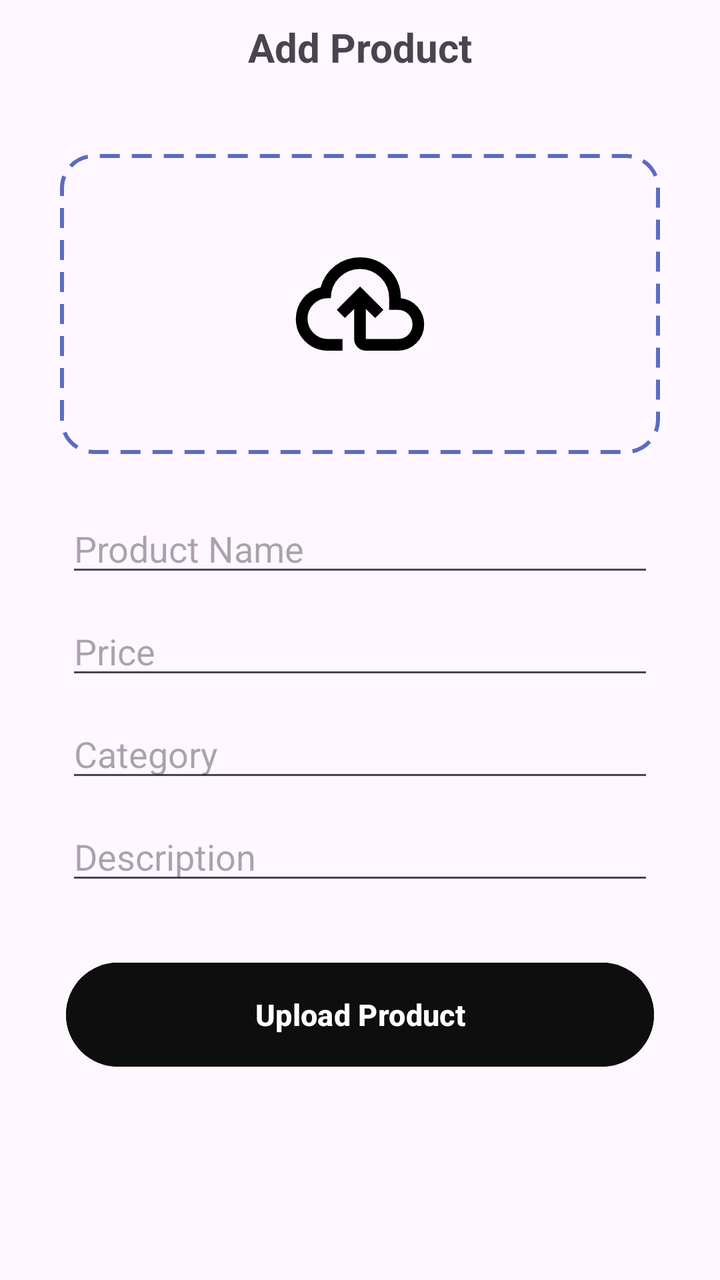
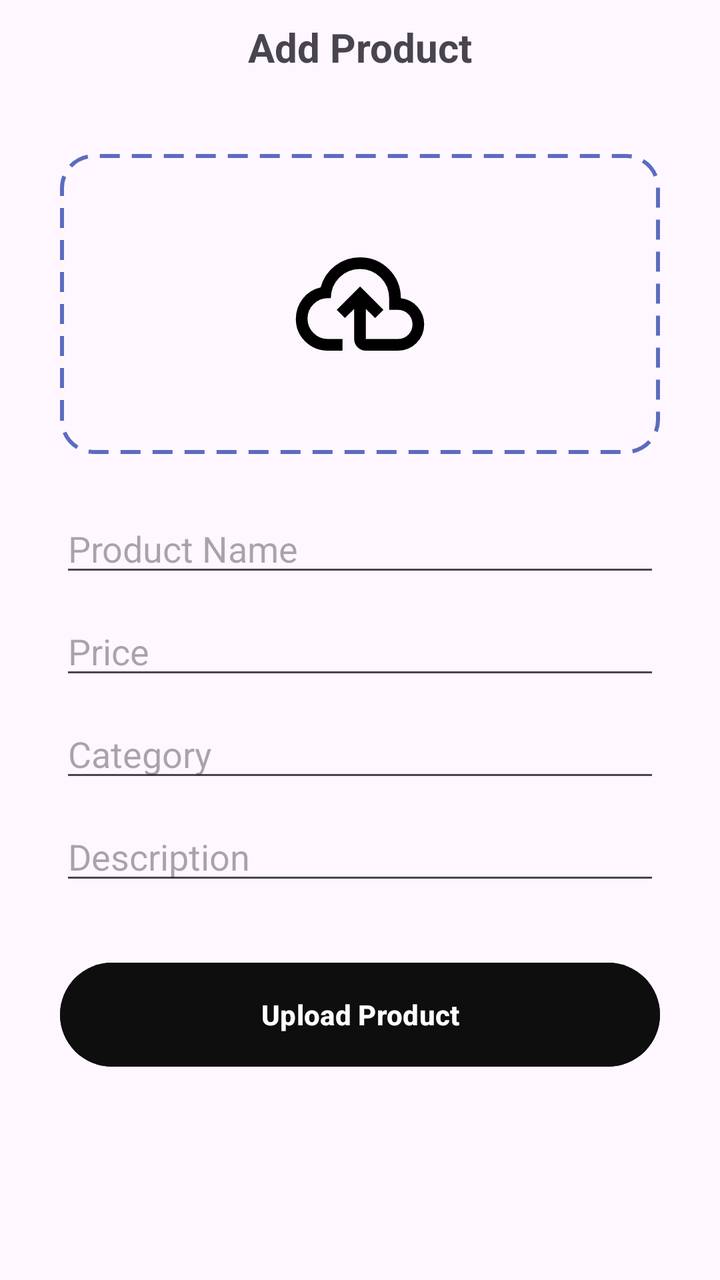

Compare the two renders of this Android layout. The source of the first and the diff that turns it into the second are given below.
<!-- AndroidManifest.xml: application theme Theme.ECommerceFitIn -->
<!-- res/layout/fragment_add.xml -->
<?xml version="1.0" encoding="utf-8"?>
<androidx.constraintlayout.widget.ConstraintLayout xmlns:android="http://schemas.android.com/apk/res/android"
    xmlns:app="http://schemas.android.com/apk/res-auto"
    xmlns:tools="http://schemas.android.com/tools"
    android:layout_width="match_parent"
    android:layout_height="match_parent"
    tools:context=".AddFragment">

    
    <TextView
        android:id="@+id/textView"
        android:layout_width="wrap_content"
        android:layout_height="wrap_content"
        android:layout_marginTop="10dp"
        android:text="Add Product"
        android:textSize="20sp"
        android:textStyle="bold"
        app:layout_constraintEnd_toEndOf="parent"
        app:layout_constraintStart_toStartOf="parent"
        app:layout_constraintTop_toTopOf="parent" />

    <LinearLayout
        android:id="@+id/uploadImageCard"
        android:layout_width="300dp"
        android:layout_height="150dp"
        android:layout_marginTop="40dp"
        android:background="@drawable/borderupload"
        android:gravity="center"
        android:orientation="vertical"
        app:layout_constraintEnd_toEndOf="parent"
        app:layout_constraintStart_toStartOf="parent"
        app:layout_constraintTop_toBottomOf="@+id/textView">

        <ImageView
            android:id="@+id/ivPreview"
            android:layout_width="150dp"
            android:layout_height="150dp"
            android:padding="40dp"
            android:scaleType="centerCrop"
            app:layout_constraintEnd_toEndOf="parent"
            app:layout_constraintStart_toStartOf="parent"
            app:layout_constraintTop_toBottomOf="@+id/textView"
            app:srcCompat="@drawable/upload" />
    </LinearLayout>




    <EditText
        android:id="@+id/editTextPrice"
        android:layout_width="wrap_content"
        android:layout_height="wrap_content"
        android:ems="14"
        android:hint="Price"
        android:layout_marginTop="10dp"
        android:inputType="text"
        app:layout_constraintEnd_toEndOf="parent"
        app:layout_constraintStart_toStartOf="parent"
        app:layout_constraintTop_toBottomOf="@+id/editTextName" />

    <EditText
        android:id="@+id/editTextName"
        android:layout_width="wrap_content"
        android:layout_height="wrap_content"
        android:layout_marginTop="25dp"
        android:ems="14"
        android:hint="Product Name"
        android:inputType="text"
        app:layout_constraintEnd_toEndOf="parent"
        app:layout_constraintStart_toStartOf="parent"
        app:layout_constraintTop_toBottomOf="@+id/uploadImageCard" />

    <EditText
        android:id="@+id/editTextCategory"
        android:layout_width="wrap_content"
        android:layout_height="wrap_content"
        android:layout_marginTop="10dp"
        android:ems="14"
        android:hint="Category"
        android:inputType="text"
        app:layout_constraintEnd_toEndOf="parent"
        app:layout_constraintStart_toStartOf="parent"
        app:layout_constraintTop_toBottomOf="@+id/editTextPrice" />

    <EditText
        android:id="@+id/editTextDescription"
        android:layout_width="wrap_content"
        android:layout_height="wrap_content"
        android:layout_marginTop="10dp"
        android:ems="14"
        android:hint="Description"
        android:inputType="text"
        app:layout_constraintEnd_toEndOf="parent"
        app:layout_constraintStart_toStartOf="parent"
        app:layout_constraintTop_toBottomOf="@+id/editTextCategory" />

    <Button
        android:id="@+id/btnUpload"
        android:layout_width="0dp"
        android:layout_height="60dp"
        android:layout_marginTop="30dp"
        android:backgroundTint="@color/black"
        android:text="Upload Product"
        android:textColor="@color/white"
        android:textStyle="bold"
        android:textSize="15dp"
        app:layout_constraintEnd_toEndOf="@+id/editTextDescription"
        app:layout_constraintStart_toStartOf="@+id/editTextDescription"
        app:layout_constraintTop_toBottomOf="@+id/editTextDescription" />
</androidx.constraintlayout.widget.ConstraintLayout>
<!-- resources referenced by this layout -->
<resources>
  <color name="black">#0F0E0E</color>
  <color name="white">#FFFFFFFF</color>
  <!-- drawable borderupload (drawable) -->
  <?xml version="1.0" encoding="utf-8"?>
  <shape xmlns:android="http://schemas.android.com/apk/res/android"
      android:shape="rectangle">
  
      
      <corners android:radius="16dp"/>
  
      
      <stroke
          android:width="2dp"
          android:color="#5C6BC0"
          android:dashWidth="10dp"
          android:dashGap="6dp"/>
  
  </shape>
  <!-- drawable upload (drawable) -->
  <vector xmlns:android="http://schemas.android.com/apk/res/android" android:height="24dp" android:tint="#000000" android:viewportHeight="960" android:viewportWidth="960" android:width="24dp">
        
      <path android:fillColor="@android:color/white" android:pathData="M260,800Q169,800 104.5,737Q40,674 40,583Q40,505 87,444Q134,383 210,366Q235,274 310,217Q385,160 480,160Q597,160 678.5,241.5Q760,323 760,440L760,440L760,440Q829,448 874.5,499.5Q920,551 920,620Q920,695 867.5,747.5Q815,800 740,800L520,800Q487,800 463.5,776.5Q440,753 440,720L440,514L376,576L320,520L480,360L640,520L584,576L520,514L520,720Q520,720 520,720Q520,720 520,720L740,720Q782,720 811,691Q840,662 840,620Q840,578 811,549Q782,520 740,520L680,520L680,440Q680,357 621.5,298.5Q563,240 480,240Q397,240 338.5,298.5Q280,357 280,440L260,440Q202,440 161,481Q120,522 120,580Q120,638 161,679Q202,720 260,720L360,720L360,800L260,800ZM480,520L480,520L480,520Q480,520 480,520Q480,520 480,520L480,520L480,520Q480,520 480,520Q480,520 480,520L480,520Q480,520 480,520Q480,520 480,520L480,520Q480,520 480,520Q480,520 480,520Q480,520 480,520Q480,520 480,520L480,520L480,520Q480,520 480,520Q480,520 480,520Q480,520 480,520Q480,520 480,520L480,520Q480,520 480,520Q480,520 480,520Q480,520 480,520Q480,520 480,520L480,520Z" />
  
  </vector>
  <style name="Theme.ECommerceFitIn" parent="Base.Theme.ECommerceFitIn" />
  <style name="Base.Theme.ECommerceFitIn" parent="Theme.Material3.DayNight.NoActionBar">
          
          
      </style>
</resources>

<!-- the commit's change to res/layout/fragment_add.xml (unified diff, before → after) -->
@@ -44,54 +44,52 @@
     </LinearLayout>
 
 
-
-
     <EditText
         android:id="@+id/editTextPrice"
-        android:layout_width="wrap_content"
+        android:layout_width="0dp"
         android:layout_height="wrap_content"
+        android:layout_marginTop="10dp"
         android:ems="14"
         android:hint="Price"
-        android:layout_marginTop="10dp"
         android:inputType="text"
-        app:layout_constraintEnd_toEndOf="parent"
-        app:layout_constraintStart_toStartOf="parent"
+        app:layout_constraintEnd_toEndOf="@+id/editTextName"
+        app:layout_constraintStart_toStartOf="@+id/editTextName"
         app:layout_constraintTop_toBottomOf="@+id/editTextName" />
 
     <EditText
         android:id="@+id/editTextName"
-        android:layout_width="wrap_content"
+        android:layout_width="0dp"
         android:layout_height="wrap_content"
         android:layout_marginTop="25dp"
         android:ems="14"
         android:hint="Product Name"
         android:inputType="text"
-        app:layout_constraintEnd_toEndOf="parent"
-        app:layout_constraintStart_toStartOf="parent"
+        app:layout_constraintEnd_toEndOf="@+id/uploadImageCard"
+        app:layout_constraintStart_toStartOf="@+id/uploadImageCard"
         app:layout_constraintTop_toBottomOf="@+id/uploadImageCard" />
 
     <EditText
         android:id="@+id/editTextCategory"
-        android:layout_width="wrap_content"
+        android:layout_width="0dp"
         android:layout_height="wrap_content"
         android:layout_marginTop="10dp"
         android:ems="14"
         android:hint="Category"
         android:inputType="text"
-        app:layout_constraintEnd_toEndOf="parent"
-        app:layout_constraintStart_toStartOf="parent"
+        app:layout_constraintEnd_toEndOf="@+id/editTextPrice"
+        app:layout_constraintStart_toStartOf="@+id/editTextPrice"
         app:layout_constraintTop_toBottomOf="@+id/editTextPrice" />
 
     <EditText
         android:id="@+id/editTextDescription"
-        android:layout_width="wrap_content"
+        android:layout_width="0dp"
         android:layout_height="wrap_content"
         android:layout_marginTop="10dp"
         android:ems="14"
         android:hint="Description"
         android:inputType="text"
-        app:layout_constraintEnd_toEndOf="parent"
-        app:layout_constraintStart_toStartOf="parent"
+        app:layout_constraintEnd_toEndOf="@+id/editTextCategory"
+        app:layout_constraintStart_toStartOf="@+id/editTextCategory"
         app:layout_constraintTop_toBottomOf="@+id/editTextCategory" />
 
     <Button
@@ -103,7 +101,6 @@
         android:text="Upload Product"
         android:textColor="@color/white"
         android:textStyle="bold"
-        android:textSize="15dp"
         app:layout_constraintEnd_toEndOf="@+id/editTextDescription"
         app:layout_constraintStart_toStartOf="@+id/editTextDescription"
         app:layout_constraintTop_toBottomOf="@+id/editTextDescription" />
